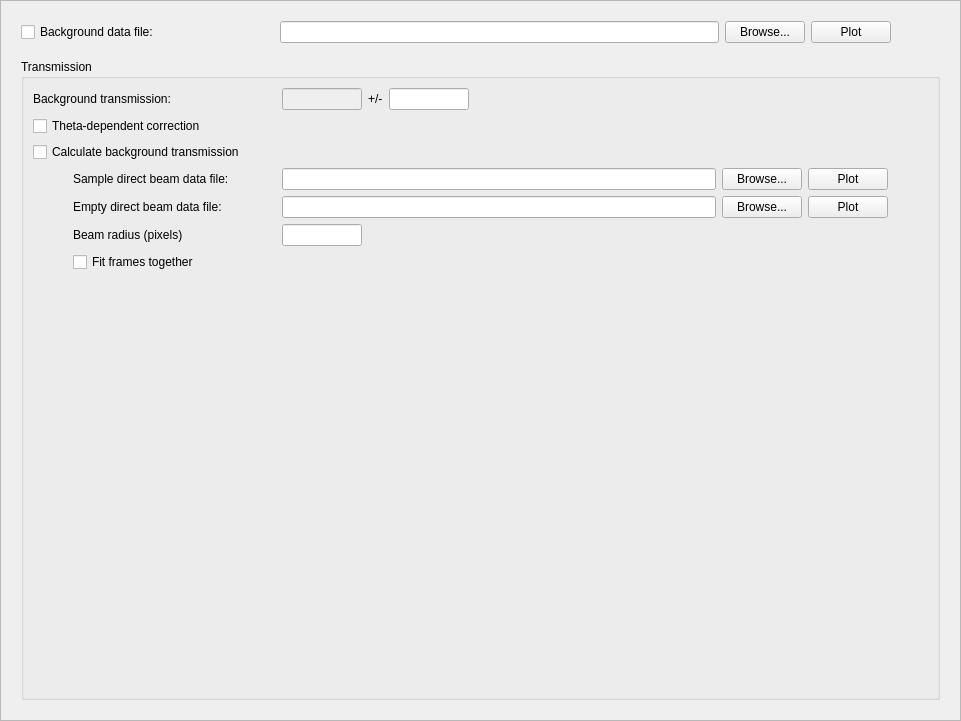
This is Code/Mantid/scripts/Interface/ui/sans/eqsans_background.ui in mantidproject/mantid as Qt 5 draws it before an edit. The edited form follows.
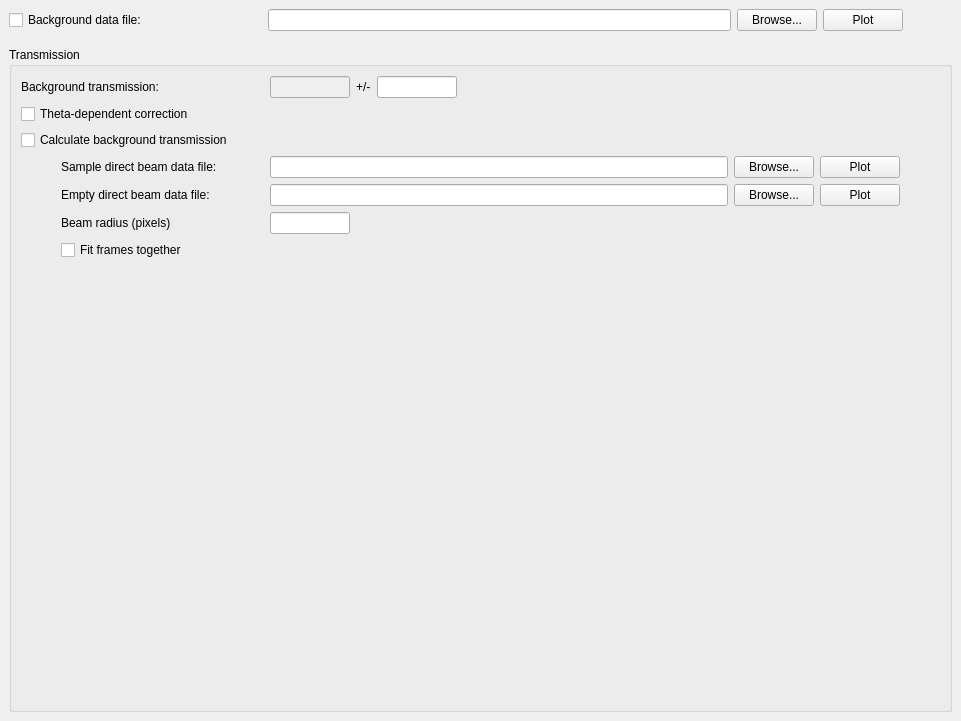
This is the edited form.

```diff
--- a/Code/Mantid/scripts/Interface/ui/sans/eqsans_background.ui
+++ b/Code/Mantid/scripts/Interface/ui/sans/eqsans_background.ui
@@ -17,12 +17,15 @@
    <string>Frame</string>
   </property>
   <property name="frameShape">
-   <enum>QFrame::StyledPanel</enum>
+   <enum>QFrame::NoFrame</enum>
   </property>
   <property name="frameShadow">
    <enum>QFrame::Raised</enum>
   </property>
   <layout class="QVBoxLayout" name="verticalLayout">
+   <property name="margin">
+    <number>0</number>
+   </property>
    <item>
     <widget class="QScrollArea" name="scrollArea">
      <property name="frameShape">
@@ -36,8 +39,8 @@
        <rect>
         <x>0</x>
         <y>0</y>
-        <width>941</width>
-        <height>701</height>
+        <width>961</width>
+        <height>721</height>
        </rect>
       </property>
       <layout class="QVBoxLayout" name="verticalLayout_2">
```
